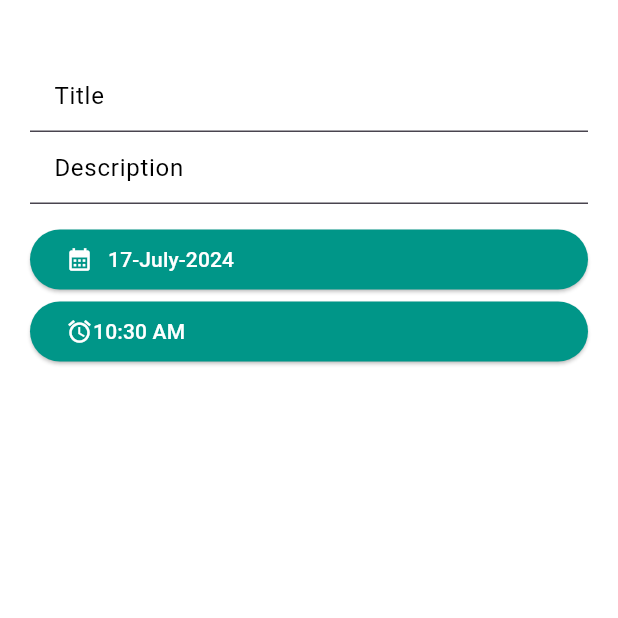
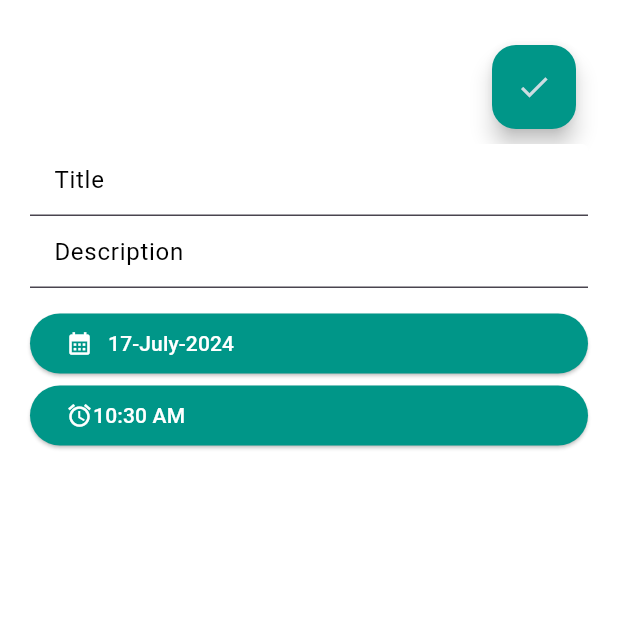
Before and after one commit to trixieo/Reminder-app, a Flutter app: the myNewreminder screen opened directly, on a phone screen of 412 x 824 dp, the top half of it. Run offline on Flutter 3.47's test engine with Material 3 defaults, Android fonts, the phone set to English and light mode, and no system bars.

Commit message:
added new pages

```diff
--- a/reminder_app/lib/main.dart
+++ b/reminder_app/lib/main.dart
@@ -4,6 +4,8 @@ import 'dart:async';
 import 'package:flutter/material.dart';
 import 'package:provider/provider.dart';
 import 'package:intl/intl.dart';
+import 'newreminder.dart';
+import 'allreminders.dart';
 
 void main(){
 
@@ -71,8 +73,9 @@ class MyApp extends StatelessWidget{
 
 }
 class MyAppState extends ChangeNotifier{
-  final reminders={};
-
+  final reminders = Map<String, List>();
+  //TODO: finish creating the new reminders page
+  //TODO: Watch the youtube video on forms
   DateTime now = DateTime.now();
 }
 
@@ -308,140 +311,8 @@ class _MainPageState extends State<MainPage>{
   }
 
 }
-class myNewreminder extends StatefulWidget{
-  @override
-  State<myNewreminder> createState() => NewReminder();
-}
-
-class NewReminder extends State<myNewreminder>{
-
-  final reminder = [];
-  final GlobalKey<FormState> _reminderkey = GlobalKey<FormState>();
-  final mycontroller= TextEditingController();
-  DateTime selectedDate = DateTime.now();
-
-  Future<void> DateSelection(context) async{
-    //date picker dialog
-    final DateTime? picked = await showDatePicker(
-      context: context,
-      initialDate: DateTime.now(),
-      firstDate: DateTime.now(),
-      lastDate: DateTime(2197));
-
-    if (picked != null && picked!=selectedDate){
-      setState(() {
-        selectedDate=picked;
-      });
-
-    }
-  }
-  TimeOfDay selectedTime = TimeOfDay.now();
-  Future<void> Timeselection(context) async{
-    final TimeOfDay? timePicked = await showTimePicker(
-      context: context,
-      initialTime: TimeOfDay.now());
-
-      if (timePicked !=null){
-        setState(() {
-          selectedTime=timePicked;
-        });
-      }
-  }
 
 
-
- @override
- Widget build(BuildContext context) {
-  // ignore: unused_local_variable
-  var appState = context.watch<MyAppState>();
-
-  String date = DateFormat('dd-MMMM-yyyy').format(selectedDate.toLocal());
-
-
-   return Form(
-    key: _reminderkey,
-    child: Column(
-
-      children: [
-        //This is the title of the reminder field
-        Padding(
-          padding: const EdgeInsets.only(top: 40.0, left: 20, right: 20),
-          child: TextFormField(
-            decoration: InputDecoration(
-              filled: true,
-              fillColor: Colors.white,
-              hintText: 'Title',
-              focusColor: Colors.black,
-              hintStyle: TextStyle(color: Colors.black)
-
-            ),
-          ),
-        ),
-        //The description part
-             Flexible(
-              flex: 250,
-                      // ignore: sized_box_for_whitespace, avoid_unnecessary_containers
-                      child: Padding(
-                        padding: const EdgeInsets.only(left: 20, right: 20),
-
-                          child: TextFormField(
-                            decoration: InputDecoration(
-                              filled: true,
-                              fillColor: Colors.white,
-                              hintText: 'Description',
-                              hintStyle: TextStyle(color: Colors.black),
-
-                            ),
-                            maxLines: null,
-                          ),
-                        ),
-                      ),
-
-
-        //This is the date selection button section
-        Padding(
-          padding: const EdgeInsets.only(left: 20, right: 20, top: 13 ),
-          child: ElevatedButton(onPressed: (){
-            DateSelection(context);
-          }, child: Row(
-            children:  [
-              Icon(
-                Icons.calendar_month,
-                color: Colors.white,),
-              SizedBox(
-                width: 10,),
-                Text(
-                  date,
-                  style: TextStyle(
-                    color: Colors.white),)],
-
-          ),
-          ),
-        ),
-
-        //this is the section for the time section picker
-        Padding(
-          padding: const EdgeInsets.only(left: 20, right: 20, ),
-          child: ElevatedButton(onPressed: (){
-            Timeselection(context);
-
-          }, child:
-
-          Row(
-            children: [ Icon(Icons.access_alarm, color: Colors.white,),
-            // ignore: unnecessary_string_interpolations
-              Text('${selectedTime.format(context)}', style: TextStyle(color: Colors.white),),
-            ],
-          )),
-        ),
-
-      ],
-    ),
-   );
-
-
-  }
-}
 class CompletedReminder extends StatelessWidget{
   @override
   Widget build(BuildContext context) {
@@ -460,10 +331,3 @@ class ScheduledReminder extends StatelessWidget{
     );
   }
 }
-class Allreminders extends StatelessWidget{
-  @override
-  Widget build(BuildContext context) {
-    // TODO: implement build
-    return Scaffold();
-  }
-}
--- /dev/null
+++ b/reminder_app/lib/newreminder.dart
@@ -0,0 +1,180 @@
+// ignore_for_file: non_constant_identifier_names, camel_case_types
+
+import 'package:flutter/material.dart';
+import 'dart:async';
+import 'package:intl/intl.dart';
+import 'package:provider/provider.dart';
+import 'main.dart';
+
+class reminder{
+  final String title;
+  final String description;
+  final DateTime date;
+  final TimeOfDay time;
+
+  const reminder({ required this.description, required this.date, required this.time,
+    required this.title,
+  });
+  }
+
+class myNewreminder extends StatefulWidget{
+  @override
+  State<myNewreminder> createState() => NewReminder();
+}
+
+class NewReminder extends State<myNewreminder>{
+
+  final GlobalKey<FormState> _reminderkey = GlobalKey<FormState>();
+  final titlecontroller= TextEditingController();
+  final desccontroller = TextEditingController();
+  final List<reminder> reminders =[];
+  String? title;
+
+
+  DateTime selectedDate = DateTime.now();
+
+  Future<void> DateSelection(context) async{
+    //date picker dialog
+    final DateTime? picked = await showDatePicker(
+      context: context,
+      initialDate: DateTime.now(),
+      firstDate: DateTime.now(),
+      lastDate: DateTime(2197));
+
+    if (picked != null && picked!=selectedDate){
+      setState(() {
+        selectedDate=picked;
+      });
+
+
+    }
+  }
+  TimeOfDay selectedTime = TimeOfDay.now();
+  Future<void> Timeselection(context) async{
+    final TimeOfDay? timePicked = await showTimePicker(
+      context: context,
+      initialTime: TimeOfDay.now());
+
+      if (timePicked !=null){
+        setState(() {
+          selectedTime=timePicked;
+        });
+      }
+  }
+  @override
+  void dispose() {
+    // cleans up the controller when the widget is disposed
+    titlecontroller.dispose();
+    super.dispose();
+  }
+
+
+
+
+ @override
+ Widget build(BuildContext context) {
+  // ignore: unused_local_variable
+  var appState = context.watch<MyAppState>();
+
+  String date = DateFormat('dd-MMMM-yyyy').format(selectedDate.toLocal());
+
+   return Scaffold(
+     body:  Form(
+      key: _reminderkey,
+      child: Column(
+
+        children: [
+
+          Padding(
+            padding: const EdgeInsets.only(left: 300, top: 30, right: 0),
+            child: FloatingActionButton(
+              onPressed: (){
+
+              },
+              child: Icon(Icons.check_sharp),
+              ),
+          ),
+          //This is the title of the reminder field
+          Padding(
+            padding: const EdgeInsets.only(top: 10.0, left: 20, right: 20),
+            child: TextFormField(
+              controller: titlecontroller,
+              decoration: InputDecoration(
+                filled: true,
+                fillColor: Colors.white,
+                hintText: 'Title',
+                focusColor: Colors.black,
+                hintStyle: TextStyle(color: Colors.black)
+
+              ),
+              onChanged: (value) {
+                title = value;
+              },
+            ),
+          ),
+          //The description part
+
+          Flexible(
+            flex: 250,
+            // ignore: sized_box_for_whitespace, avoid_unnecessary_containers
+            child:
+              Padding(
+                padding: const EdgeInsets.only(left: 20, right: 20),
+                child: TextFormField(
+                  controller: desccontroller,
+                  decoration: InputDecoration(
+                    filled: true,
+                    fillColor: Colors.white,
+                    hintText: 'Description',
+                    hintStyle: TextStyle(color: Colors.black),
+                    ),
+                    maxLines: null,
+                ),
+              ),
+            ),
+           //This is the date selection button section
+
+          Padding(
+            padding: const EdgeInsets.only(left: 20, right: 20, top: 13 ),
+            child: ElevatedButton(onPressed: (){
+              DateSelection(context);
+            }, child: Row(
+              children:  [
+                Icon(
+                  Icons.calendar_month,
+                  color: Colors.white,),
+                SizedBox(
+                  width: 10,),
+                  Text(
+                    date,
+                    style: TextStyle(
+                      color: Colors.white),)],
+
+            ),
+            ),
+          ),
+
+          //this is the section for the time section picker
+          Padding(
+            padding: const EdgeInsets.only(left: 20, right: 20, ),
+            child: ElevatedButton(onPressed: (){
+              Timeselection(context);
+
+            }, child:
+
+            Row(
+              children: [ Icon(Icons.access_alarm, color: Colors.white,),
+              // ignore: unnecessary_string_interpolations
+                Text('${selectedTime.format(context)}', style: TextStyle(color: Colors.white),),
+              ],
+            )),
+          ),
+
+        ],
+      ),
+     ),
+   );
+
+
+  }
+}
```
Also changed, not shown: reminder_app/lib/allreminders.dart (added, +17 -0 lines).
